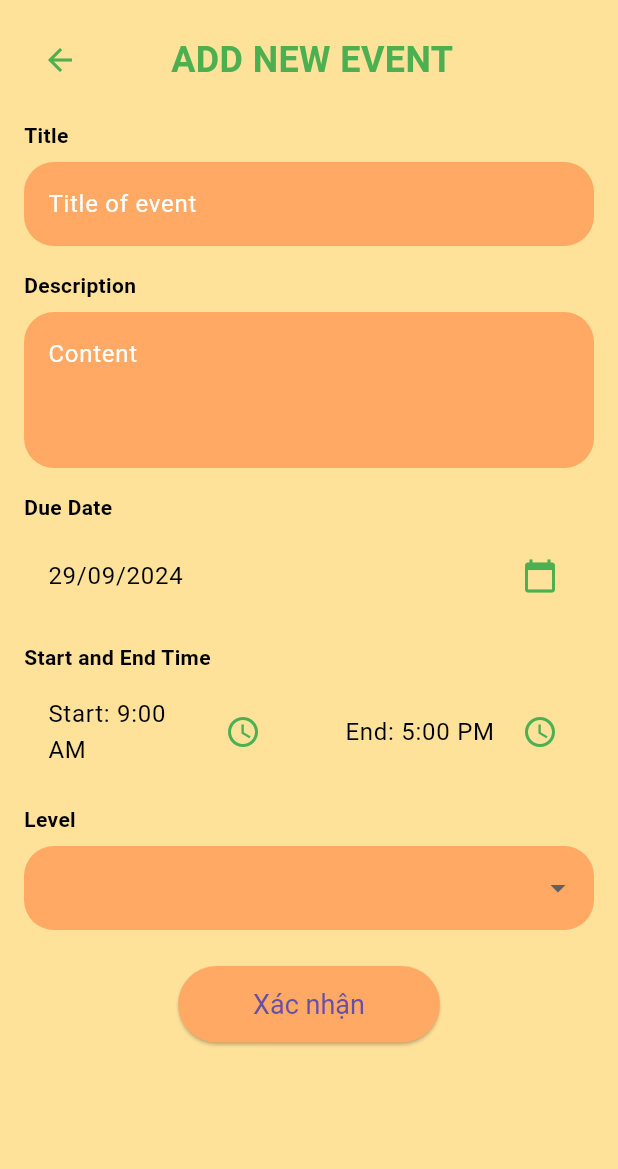
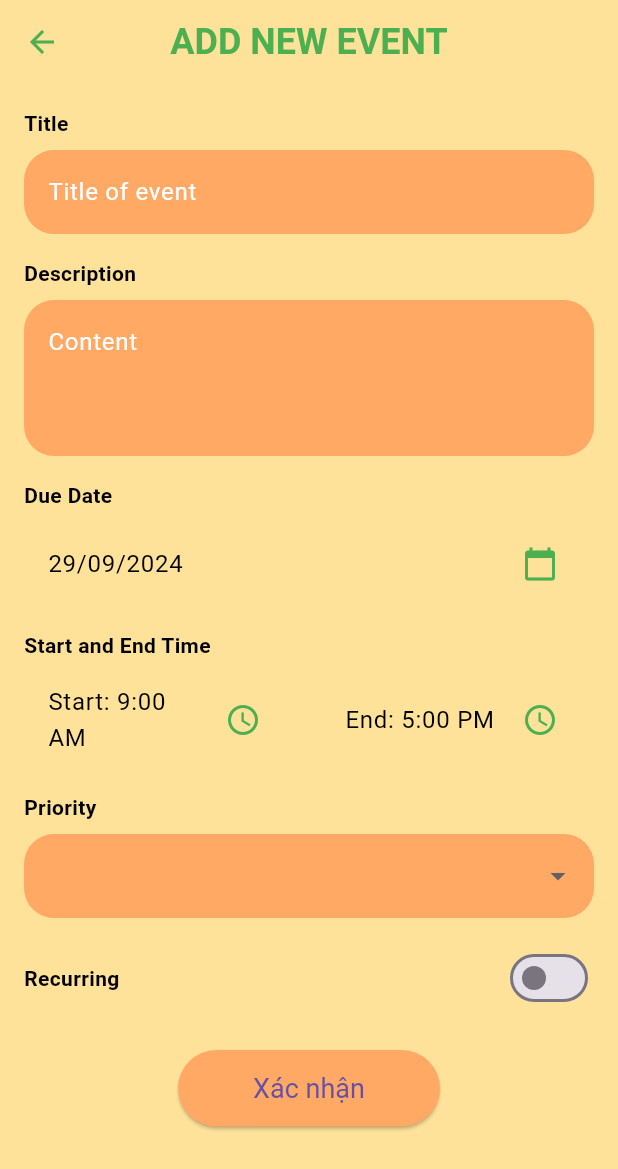
Before and after one commit to DucNguyen2807/Opal_Project_FE, a Flutter app: the EventPage screen opened directly, after a tap on the "add" icon, on a phone screen of 412 x 824 dp. Shown: the top 1169 px of the screen. Run offline on Flutter 3.47's test engine with Material 3 defaults, Android fonts, the phone set to English and light mode, and no system bars; our stand-ins replace flutter_countdown_timer, shared_preferences, table_calendar; missing offline and left inert: signalr_core; accounts and stored records are empty; network calls fail.

Commit message:
[feat] creat event

```diff
--- a/lib/services/Config/BaseApiService.dart
+++ b/lib/services/Config/BaseApiService.dart
@@ -18,7 +18,7 @@ class BaseApiService {
     print('Response Status: ${response.statusCode}');
     print('Response Body: ${response.body}');
 
-    if (response.statusCode == 200) {
+    if (response.statusCode == 200 || response.statusCode == 201) {
       if (response.body.isEmpty) {
         return {'status': 'success'};
       }
--- a/lib/services/Config/config.dart
+++ b/lib/services/Config/config.dart
@@ -16,4 +16,5 @@ class Config {
 
   // Event-related endpoint
   static const String getEventsByDateEndpoint = 'Events';
+  static const String createEventEndpoint = 'Events/create-event';
 }
--- a/lib/ui/EventPage/EventPage.dart
+++ b/lib/ui/EventPage/EventPage.dart
@@ -93,7 +93,7 @@ class _EventPageState extends State<EventPage> {
             context,
             MaterialPageRoute(
               builder: (context) =>
-                  AddNewTaskPage(selectedDate: _selectedDay ?? DateTime.now()),
+                  AddNewEventPage(selectedDate: _selectedDay ?? DateTime.now()),
             ),
           );
         },
--- a/lib/ui/ToDoList/ToDoListWeek.dart
+++ b/lib/ui/ToDoList/ToDoListWeek.dart
@@ -1,23 +1,32 @@
 import 'package:flutter/material.dart';
 import 'package:intl/intl.dart';
+import 'package:shared_preferences/shared_preferences.dart';
+import '../../model/EventCreateRequestModel.dart';
+import '../../services/EventService/EventService.dart';
 
-class AddNewTaskPage extends StatefulWidget {
+
+class AddNewEventPage extends StatefulWidget {
   final DateTime selectedDate;
 
-  AddNewTaskPage({required this.selectedDate});
+  AddNewEventPage({required this.selectedDate});
 
   @override
-  _AddNewTaskPageState createState() => _AddNewTaskPageState();
+  _AddNewEventPageState createState() => _AddNewEventPageState();
 }
 
-class _AddNewTaskPageState extends State<AddNewTaskPage> {
+class _AddNewEventPageState extends State<AddNewEventPage> {
   final _formKey = GlobalKey<FormState>();
-  TextEditingController _titleController = TextEditingController();
-  TextEditingController _descriptionController = TextEditingController();
+  final TextEditingController _titleController = TextEditingController();
+  final TextEditingController _descriptionController = TextEditingController();
   DateTime _dueDate = DateTime.now();
   TimeOfDay _startTime = TimeOfDay(hour: 9, minute: 0);
   TimeOfDay _endTime = TimeOfDay(hour: 17, minute: 0);
-  String? _level;
+  String? _priority;
+  bool _recurring = false;
+
+  bool _isLoading = false;
+
+  final EventService _eventService = EventService();
 
   // Function to select a due date
   Future<void> _selectDueDate(BuildContext context) async {
@@ -51,29 +60,110 @@ class _AddNewTaskPageState extends State<AddNewTaskPage> {
     }
   }
 
+  // Function to handle form submission
+  Future<void> _submitForm() async {
+    if (!_formKey.currentState!.validate()) {
+      return;
+    }
+
+    // Validate time: endTime should be after startTime
+    final start = DateTime(
+      _dueDate.year,
+      _dueDate.month,
+      _dueDate.day,
+      _startTime.hour,
+      _startTime.minute,
+    );
+    final end = DateTime(
+      _dueDate.year,
+      _dueDate.month,
+      _dueDate.day,
+      _endTime.hour,
+      _endTime.minute,
+    );
+
+    if (end.isBefore(start) || end.isAtSameMomentAs(start)) {
+      ScaffoldMessenger.of(context).showSnackBar(
+        SnackBar(content: Text('End time must be after start time')),
+      );
+      return;
+    }
+
+    setState(() {
+      _isLoading = true;
+    });
+
+    final prefs = await SharedPreferences.getInstance();
+    final token = prefs.getString('token') ?? '';
+
+    if (token.isEmpty) {
+      ScaffoldMessenger.of(context).showSnackBar(
+        SnackBar(content: Text('Token không hợp lệ')),
+      );
+      setState(() {
+        _isLoading = false;
+      });
+      return;
+    }
+
+    // Format times to "HH:mm:ss"
+    String formatTimeOfDay(TimeOfDay tod) {
+      final hours = tod.hour.toString().padLeft(2, '0');
+      final minutes = tod.minute.toString().padLeft(2, '0');
+      final seconds = '00'; // Assuming seconds are always "00"
+      return '$hours:$minutes:$seconds';
+    }
+
+    EventCreateRequestModel newEvent = EventCreateRequestModel(
+      eventTitle: _titleController.text.trim(),
+      eventDescription: _descriptionController.text.trim(),
+      priority: _priority!,
+      startTime: formatTimeOfDay(_startTime),
+      endTime: formatTimeOfDay(_endTime),
+      recurring: _recurring,
+    );
+
+    try {
+      final response = await _eventService.createEvent(newEvent);
+
+      if (response['status'] == 'success' || response.containsKey('id')) {
+        // Assuming the API returns an 'id' or 'status' on success
+        ScaffoldMessenger.of(context).showSnackBar(
+          SnackBar(content: Text('Tạo sự kiện thành công!')),
+        );
+        Navigator.pop(context, true); // Return to previous screen
+      } else {
+        // Handle API errors
+        ScaffoldMessenger.of(context).showSnackBar(
+          SnackBar(content: Text(response['message'] ?? 'Failed to create event')),
+        );
+      }
+    } catch (e) {
+      // Handle network or unexpected errors
+      ScaffoldMessenger.of(context).showSnackBar(
+        SnackBar(content: Text('Error: ${e.toString()}')),
+      );
+    } finally {
+      setState(() {
+        _isLoading = false;
+      });
+    }
+  }
+
   @override
   Widget build(BuildContext context) {
     return Scaffold(
       backgroundColor: Color(0xFFFFE29A), // Light yellow background
-      body: SafeArea(
-        child: Padding(
-          padding: const EdgeInsets.all(16.0),
-          child: Form(
-            key: _formKey,
-            child: ListView(
-              children: [
-                // Header with back button and title
-                Row(
-                  mainAxisAlignment: MainAxisAlignment.start,
-                  children: [
-                    IconButton(
+      appBar: AppBar(
+        backgroundColor: Colors.transparent,
+        elevation: 0,
+        leading: IconButton(
           icon: Icon(Icons.arrow_back, color: Colors.green),
           onPressed: () {
             Navigator.pop(context);
           },
         ),
-                    SizedBox(width: 50),
-                    Text(
+        title: Text(
           'ADD NEW EVENT',
           style: TextStyle(
             fontSize: 24.0,
@@ -81,10 +171,17 @@ class _AddNewTaskPageState extends State<AddNewTaskPage> {
             color: Colors.green,
           ),
         ),
-                  ],
+        centerTitle: true,
       ),
-                const SizedBox(height: 16),
-
+      body: SafeArea(
+        child: Padding(
+          padding: const EdgeInsets.all(16.0),
+          child: _isLoading
+              ? Center(child: CircularProgressIndicator())
+              : Form(
+            key: _formKey,
+            child: ListView(
+              children: [
                 // Title input
                 Text(
                   'Title',
@@ -183,17 +280,18 @@ class _AddNewTaskPageState extends State<AddNewTaskPage> {
                 ),
                 const SizedBox(height: 16),
 
+                // Priority selection
                 Text(
-                  'Level',
+                  'Priority',
                   style: TextStyle(color: Colors.black, fontWeight: FontWeight.bold),
                 ),
                 const SizedBox(height: 8),
                 DropdownButtonFormField<String>(
-                  value: _level,
-                  items: ['Quan trọng', 'Bình thường', 'Thường']
-                      .map((level) => DropdownMenuItem(
-                    child: Text(level),
-                    value: level,
+                  value: _priority,
+                  items: ['Quan trọng', 'Bình thường', 'Thường']
+                      .map((priority) => DropdownMenuItem(
+                    child: Text(priority),
+                    value: priority,
                   ))
                       .toList(),
                   decoration: InputDecoration(
@@ -206,26 +304,42 @@ class _AddNewTaskPageState extends State<AddNewTaskPage> {
                   ),
                   onChanged: (value) {
                     setState(() {
-                      _level = value;
+                      _priority = value;
                     });
                   },
                   validator: (value) {
                     if (value == null) {
-                      return 'Please select a level';
+                      return 'Please select a priority';
                     }
                     return null;
                   },
+                ),
+                const SizedBox(height: 16),
+
+                // Recurring switch
+                Row(
+                  mainAxisAlignment: MainAxisAlignment.spaceBetween,
+                  children: [
+                    Text(
+                      'Recurring',
+                      style: TextStyle(color: Colors.black, fontWeight: FontWeight.bold),
+                    ),
+                    Switch(
+                      value: _recurring,
+                      onChanged: (value) {
+                        setState(() {
+                          _recurring = value;
+                        });
+                      },
+                    ),
+                  ],
                 ),
                 const SizedBox(height: 24),
 
                 // Submit button
                 Center(
                   child: ElevatedButton(
-                    onPressed: () {
-                      if (_formKey.currentState!.validate()) {
-                        // Handle form submission here
-                      }
-                    },
+                    onPressed: _submitForm,
                     child: Text('Xác nhận'),
                     style: ElevatedButton.styleFrom(
                       backgroundColor: Color(0xFFFFA965),
```
Also changed, not shown: lib/services/EventService/EventService.dart (+44 -0 lines). Lines whose indentation alone changed are shown as unchanged.
